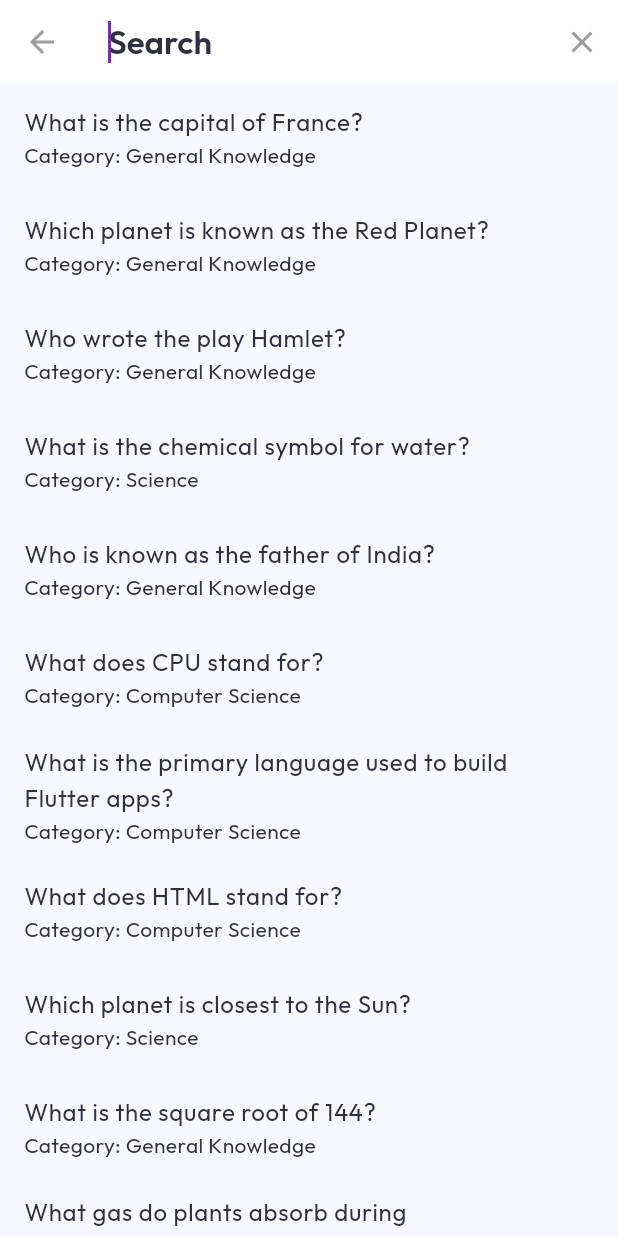
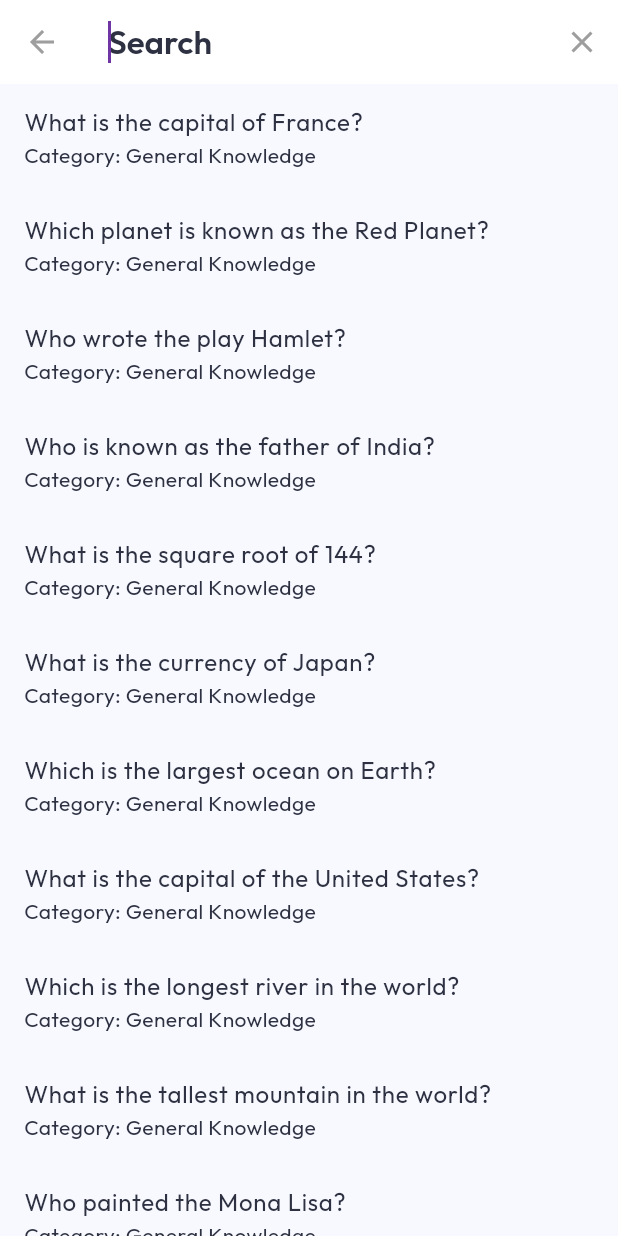
Before and after one commit to MuthyalaVaraprasad/CodeAlpha-FlashCard, a Flutter app: the HomeScreen screen opened directly, after a tap on the "search" icon, on a phone screen of 412 x 824 dp. Run offline on Flutter 3.47's test engine with Material 3 defaults, Android fonts, the light colour scheme and no system bars; our stand-ins replace google_fonts, shared_preferences, sqflite; accounts and stored records are empty.

Commit message:
Populate 156 starter flashcards and integrate monthly StudyCalendarWidget on stats screens

```diff
--- a/lib/database/db_helper.dart
+++ b/lib/database/db_helper.dart
@@ -40,66 +40,162 @@ class DBHelper {
 
     // Pre-seed table with starter internship-level flashcards matching the reference image perfectly!
     final List<Flashcard> starterCards = [
-      Flashcard(
-        question: "What is the capital of France?",
-        answer: "Paris",
-        category: "General Knowledge",
-      ),
-      Flashcard(
-        question: "Which planet is known as the Red Planet?",
-        answer: "Mars",
-        category: "General Knowledge",
-      ),
-      Flashcard(
-        question: "Who wrote the play Hamlet?",
-        answer: "William Shakespeare",
-        category: "General Knowledge",
-      ),
-      Flashcard(
-        question: "What is the chemical symbol for water?",
-        answer: "H2O",
-        category: "Science",
-      ),
-      Flashcard(
-        question: "Who is known as the father of India?",
-        answer: "Mahatma Gandhi",
-        category: "General Knowledge",
-      ),
-      Flashcard(
-        question: "What does CPU stand for?",
-        answer: "Central Processing Unit",
-        category: "Computer Science",
-      ),
-      Flashcard(
-        question: "What is the primary language used to build Flutter apps?",
-        answer: "Dart",
-        category: "Computer Science",
-      ),
-      Flashcard(
-        question: "What does HTML stand for?",
-        answer: "HyperText Markup Language",
-        category: "Computer Science",
-      ),
-      Flashcard(
-        question: "Which planet is closest to the Sun?",
-        answer: "Mercury",
-        category: "Science",
-      ),
-      Flashcard(
-        question: "What is the square root of 144?",
-        answer: "12",
-        category: "General Knowledge",
-      ),
-      Flashcard(
-        question: "What gas do plants absorb during photosynthesis?",
-        answer: "Carbon Dioxide",
-        category: "Science",
-      ),
-      Flashcard(
-        question: "What is the full form of SQL?",
-        answer: "Structured Query Language",
-        category: "Computer Science",
-      ),
+      Flashcard(question: "What is the capital of France?", answer: "Paris", category: "General Knowledge"),
+      Flashcard(question: "Which planet is known as the Red Planet?", answer: "Mars", category: "General Knowledge"),
+      Flashcard(question: "Who wrote the play Hamlet?", answer: "William Shakespeare", category: "General Knowledge"),
+      Flashcard(question: "Who is known as the father of India?", answer: "Mahatma Gandhi", category: "General Knowledge"),
+      Flashcard(question: "What is the square root of 144?", answer: "12", category: "General Knowledge"),
+      Flashcard(question: "What is the currency of Japan?", answer: "Yen", category: "General Knowledge"),
+      Flashcard(question: "Which is the largest ocean on Earth?", answer: "Pacific Ocean", category: "General Knowledge"),
+      Flashcard(question: "What is the capital of the United States?", answer: "Washington D.C.", category: "General Knowledge"),
+      Flashcard(question: "Which is the longest river in the world?", answer: "Nile River", category: "General Knowledge"),
+      Flashcard(question: "What is the tallest mountain in the world?", answer: "Mount Everest", category: "General Knowledge"),
+      Flashcard(question: "Who painted the Mona Lisa?", answer: "Leonardo da Vinci", category: "General Knowledge"),
+      Flashcard(question: "Which is the largest country in the world by area?", answer: "Russia", category: "General Knowledge"),
+      Flashcard(question: "What is the currency of the United Kingdom?", answer: "Pound Sterling", category: "General Knowledge"),
+      Flashcard(question: "What is the smallest country in the world?", answer: "Vatican City", category: "General Knowledge"),
+      Flashcard(question: "What is the capital of Italy?", answer: "Rome", category: "General Knowledge"),
+      Flashcard(question: "What is the national animal of India?", answer: "Bengal Tiger", category: "General Knowledge"),
+      Flashcard(question: "What is the capital of Germany?", answer: "Berlin", category: "General Knowledge"),
+      Flashcard(question: "Who wrote the Harry Potter series?", answer: "J.K. Rowling", category: "General Knowledge"),
+      Flashcard(question: "What is the hardest natural substance on Earth?", answer: "Diamond", category: "General Knowledge"),
+      Flashcard(question: "What is the capital of Canada?", answer: "Ottawa", category: "General Knowledge"),
+      Flashcard(question: "Who discovered gravity?", answer: "Sir Isaac Newton", category: "General Knowledge"),
+      Flashcard(question: "Who was the first man to walk on the moon?", answer: "Neil Armstrong", category: "General Knowledge"),
+      Flashcard(question: "What is the capital of Australia?", answer: "Canberra", category: "General Knowledge"),
+      Flashcard(question: "Which is the largest hot desert in the world?", answer: "Sahara Desert", category: "General Knowledge"),
+      Flashcard(question: "Who wrote the novel War and Peace?", answer: "Leo Tolstoy", category: "General Knowledge"),
+      Flashcard(question: "Who is credited with inventing the telephone?", answer: "Alexander Graham Bell", category: "General Knowledge"),
+      Flashcard(question: "What is the capital of Spain?", answer: "Madrid", category: "General Knowledge"),
+      Flashcard(question: "Who painted The Starry Night?", answer: "Vincent van Gogh", category: "General Knowledge"),
+      Flashcard(question: "Which is the largest island in the world?", answer: "Greenland", category: "General Knowledge"),
+      Flashcard(question: "What is the capital of Brazil?", answer: "Brasilia", category: "General Knowledge"),
+      Flashcard(question: "Who wrote Pride and Prejudice?", answer: "Jane Austen", category: "General Knowledge"),
+      Flashcard(question: "Who is credited with inventing the electric light bulb?", answer: "Thomas Edison", category: "General Knowledge"),
+      Flashcard(question: "What is the capital of China?", answer: "Beijing", category: "General Knowledge"),
+      Flashcard(question: "Which is the largest mammal in the world?", answer: "Blue Whale", category: "General Knowledge"),
+      Flashcard(question: "Who discovered penicillin?", answer: "Alexander Fleming", category: "General Knowledge"),
+      Flashcard(question: "What is the capital of Egypt?", answer: "Cairo", category: "General Knowledge"),
+      Flashcard(question: "Who is the ancient Greek poet who wrote The Odyssey?", answer: "Homer", category: "General Knowledge"),
+      Flashcard(question: "Who created the cartoon character Mickey Mouse?", answer: "Walt Disney", category: "General Knowledge"),
+      Flashcard(question: "What is the capital of India?", answer: "New Delhi", category: "General Knowledge"),
+      Flashcard(question: "Which is the coldest continent on Earth?", answer: "Antarctica", category: "General Knowledge"),
+      Flashcard(question: "Who wrote the novel The Great Gatsby?", answer: "F. Scott Fitzgerald", category: "General Knowledge"),
+      Flashcard(question: "Who invented the printing press?", answer: "Johannes Gutenberg", category: "General Knowledge"),
+      Flashcard(question: "What is the capital of Russia?", answer: "Moscow", category: "General Knowledge"),
+      Flashcard(question: "Which is the smallest continent by land area?", answer: "Australia", category: "General Knowledge"),
+      Flashcard(question: "Who wrote Don Quixote?", answer: "Miguel de Cervantes", category: "General Knowledge"),
+      Flashcard(question: "What is the administrative capital of South Africa?", answer: "Pretoria", category: "General Knowledge"),
+      Flashcard(question: "Which is the largest continent on Earth?", answer: "Asia", category: "General Knowledge"),
+      Flashcard(question: "Who wrote Crime and Punishment?", answer: "Fyodor Dostoevsky", category: "General Knowledge"),
+      Flashcard(question: "Who was the first President of the United States?", answer: "George Washington", category: "General Knowledge"),
+      Flashcard(question: "What is the capital of the United Kingdom?", answer: "London", category: "General Knowledge"),
+      Flashcard(question: "Which country is the most populous in the world?", answer: "India", category: "General Knowledge"),
+      Flashcard(question: "Which language has the most native speakers?", answer: "Mandarin Chinese", category: "General Knowledge"),
+      Flashcard(question: "What does CPU stand for?", answer: "Central Processing Unit", category: "Computer Science"),
+      Flashcard(question: "What is the primary programming language used for Flutter?", answer: "Dart", category: "Computer Science"),
+      Flashcard(question: "What does HTML stand for?", answer: "HyperText Markup Language", category: "Computer Science"),
+      Flashcard(question: "What is the full form of SQL?", answer: "Structured Query Language", category: "Computer Science"),
+      Flashcard(question: "What does RAM stand for?", answer: "Random Access Memory", category: "Computer Science"),
+      Flashcard(question: "What does ROM stand for?", answer: "Read Only Memory", category: "Computer Science"),
+      Flashcard(question: "Who is widely regarded as the first computer programmer?", answer: "Ada Lovelace", category: "Computer Science"),
+      Flashcard(question: "Who created the Linux kernel?", answer: "Linus Torvalds", category: "Computer Science"),
+      Flashcard(question: "What does CSS stand for?", answer: "Cascading Style Sheets", category: "Computer Science"),
+      Flashcard(question: "Who is the co-founder of Microsoft?", answer: "Bill Gates", category: "Computer Science"),
+      Flashcard(question: "Who created the Python programming language?", answer: "Guido van Rossum", category: "Computer Science"),
+      Flashcard(question: "What does HTTP stand for?", answer: "HyperText Transfer Protocol", category: "Computer Science"),
+      Flashcard(question: "Who was the co-founder of Apple Inc.?", answer: "Steve Jobs", category: "Computer Science"),
+      Flashcard(question: "What does IP stand for in IP Address?", answer: "Internet Protocol", category: "Computer Science"),
+      Flashcard(question: "Who created the Java programming language?", answer: "James Gosling", category: "Computer Science"),
+      Flashcard(question: "What does DNS stand for?", answer: "Domain Name System", category: "Computer Science"),
+      Flashcard(question: "Who designed the C++ programming language?", answer: "Bjarne Stroustrup", category: "Computer Science"),
+      Flashcard(question: "What does URL stand for?", answer: "Uniform Resource Locator", category: "Computer Science"),
+      Flashcard(question: "Who invented the World Wide Web?", answer: "Tim Berners-Lee", category: "Computer Science"),
+      Flashcard(question: "What does API stand for?", answer: "Application Programming Interface", category: "Computer Science"),
+      Flashcard(question: "Who created JavaScript?", answer: "Brendan Eich", category: "Computer Science"),
+      Flashcard(question: "What does GUI stand for?", answer: "Graphical User Interface", category: "Computer Science"),
+      Flashcard(question: "Who are the co-founders of Google?", answer: "Larry Page and Sergey Brin", category: "Computer Science"),
+      Flashcard(question: "What does VPN stand for?", answer: "Virtual Private Network", category: "Computer Science"),
+      Flashcard(question: "Who created the C programming language?", answer: "Dennis Ritchie", category: "Computer Science"),
+      Flashcard(question: "What does BIOS stand for?", answer: "Basic Input Output System", category: "Computer Science"),
+      Flashcard(question: "Who is the co-founder of Facebook?", answer: "Mark Zuckerberg", category: "Computer Science"),
+      Flashcard(question: "What does LAN stand for?", answer: "Local Area Network", category: "Computer Science"),
+      Flashcard(question: "Who invented the Git version control system?", answer: "Linus Torvalds", category: "Computer Science"),
+      Flashcard(question: "What does JSON stand for?", answer: "JavaScript Object Notation", category: "Computer Science"),
+      Flashcard(question: "Who wrote the first compiler?", answer: "Grace Hopper", category: "Computer Science"),
+      Flashcard(question: "What does IDE stand for?", answer: "Integrated Development Environment", category: "Computer Science"),
+      Flashcard(question: "Who is the Turing Award named after?", answer: "Alan Turing", category: "Computer Science"),
+      Flashcard(question: "What does PDF stand for?", answer: "Portable Document Format", category: "Computer Science"),
+      Flashcard(question: "Who wrote the influential book 'Design Patterns'?", answer: "Gang of Four", category: "Computer Science"),
+      Flashcard(question: "What does SMTP stand for?", answer: "Simple Mail Transfer Protocol", category: "Computer Science"),
+      Flashcard(question: "Who is known as the father of computers?", answer: "Charles Babbage", category: "Computer Science"),
+      Flashcard(question: "What does SSD stand for?", answer: "Solid State Drive", category: "Computer Science"),
+      Flashcard(question: "Who invented the computer mouse?", answer: "Douglas Engelbart", category: "Computer Science"),
+      Flashcard(question: "What does XML stand for?", answer: "Extensible Markup Language", category: "Computer Science"),
+      Flashcard(question: "What does TCP stand for?", answer: "Transmission Control Protocol", category: "Computer Science"),
+      Flashcard(question: "Who invented the Relational Database model?", answer: "Edgar F. Codd", category: "Computer Science"),
+      Flashcard(question: "What does FTP stand for?", answer: "File Transfer Protocol", category: "Computer Science"),
+      Flashcard(question: "Who co-developed the Unix operating system?", answer: "Ken Thompson & Dennis Ritchie", category: "Computer Science"),
+      Flashcard(question: "What does CLI stand for?", answer: "Command Line Interface", category: "Computer Science"),
+      Flashcard(question: "Who designed the Von Neumann architecture?", answer: "John von Neumann", category: "Computer Science"),
+      Flashcard(question: "What does WAN stand for?", answer: "Wide Area Network", category: "Computer Science"),
+      Flashcard(question: "Who is known as the father of Artificial Intelligence?", answer: "John McCarthy", category: "Computer Science"),
+      Flashcard(question: "What does OS stand for?", answer: "Operating System", category: "Computer Science"),
+      Flashcard(question: "Which protocol is used to secure web traffic?", answer: "HTTPS", category: "Computer Science"),
+      Flashcard(question: "What is the binary representation of decimal number 10?", answer: "1010", category: "Computer Science"),
+      Flashcard(question: "What does OOP stand for?", answer: "Object-Oriented Programming", category: "Computer Science"),
+      Flashcard(question: "What is the chemical symbol for water?", answer: "H2O", category: "Science"),
+      Flashcard(question: "Which planet is closest to the Sun?", answer: "Mercury", category: "Science"),
+      Flashcard(question: "What gas do plants absorb during photosynthesis?", answer: "Carbon Dioxide", category: "Science"),
+      Flashcard(question: "What is the approximate speed of light?", answer: "300,000 km/s", category: "Science"),
+      Flashcard(question: "What is the chemical symbol for Gold?", answer: "Au", category: "Science"),
+      Flashcard(question: "What is known as the powerhouse of the cell?", answer: "Mitochondria", category: "Science"),
+      Flashcard(question: "What substance gives blood its red color?", answer: "Hemoglobin", category: "Science"),
+      Flashcard(question: "What is the unit of electrical resistance?", answer: "Ohm", category: "Science"),
+      Flashcard(question: "What is the chemical symbol for Oxygen?", answer: "O", category: "Science"),
+      Flashcard(question: "Which acid is found in lemons?", answer: "Citric Acid", category: "Science"),
+      Flashcard(question: "What is the largest organ in the human body?", answer: "Skin", category: "Science"),
+      Flashcard(question: "What is the SI unit of force?", answer: "Newton", category: "Science"),
+      Flashcard(question: "What is the chemical symbol for Iron?", answer: "Fe", category: "Science"),
+      Flashcard(question: "Which is the nearest star to Earth?", answer: "Sun", category: "Science"),
+      Flashcard(question: "Which gas makes up 78% of Earth's atmosphere?", answer: "Nitrogen", category: "Science"),
+      Flashcard(question: "What is normal human body temperature in Celsius?", answer: "37°C", category: "Science"),
+      Flashcard(question: "What is the unit of frequency?", answer: "Hertz", category: "Science"),
+      Flashcard(question: "What is the chemical symbol for Sodium?", answer: "Na", category: "Science"),
+      Flashcard(question: "Who formulated the theory of relativity?", answer: "Albert Einstein", category: "Science"),
+      Flashcard(question: "What is the smallest particle of an element?", answer: "Atom", category: "Science"),
+      Flashcard(question: "Which is the lightest element in the periodic table?", answer: "Hydrogen", category: "Science"),
+      Flashcard(question: "Which type of mirror is used in car headlights?", answer: "Concave Mirror", category: "Science"),
+      Flashcard(question: "What is the chemical symbol for Silver?", answer: "Ag", category: "Science"),
+      Flashcard(question: "Which is the master gland of the endocrine system?", answer: "Pituitary Gland", category: "Science"),
+      Flashcard(question: "Which instrument is used to measure atmospheric pressure?", answer: "Barometer", category: "Science"),
+      Flashcard(question: "What is the chemical symbol for Helium?", answer: "He", category: "Science"),
+      Flashcard(question: "Who discovered the laws of planetary motion?", answer: "Johannes Kepler", category: "Science"),
+      Flashcard(question: "Which gas is commonly used in electric light bulbs?", answer: "Argon", category: "Science"),
+      Flashcard(question: "What is the hardest substance in the human body?", answer: "Tooth Enamel", category: "Science"),
+      Flashcard(question: "What is the chemical symbol for Carbon?", answer: "C", category: "Science"),
+      Flashcard(question: "Who discovered radioactivity?", answer: "Henri Becquerel", category: "Science"),
+      Flashcard(question: "What is the outermost solid layer of the Earth?", answer: "Crust", category: "Science"),
+      Flashcard(question: "Which instrument is used to measure earthquakes?", answer: "Seismograph", category: "Science"),
+      Flashcard(question: "What is the chemical symbol for Nitrogen?", answer: "N", category: "Science"),
+      Flashcard(question: "What is the process of a liquid turning into a gas?", answer: "Evaporation", category: "Science"),
+      Flashcard(question: "What is the main component of natural gas?", answer: "Methane", category: "Science"),
+      Flashcard(question: "What is the study of plants called?", answer: "Botany", category: "Science"),
+      Flashcard(question: "What is the chemical symbol for Copper?", answer: "Cu", category: "Science"),
+      Flashcard(question: "Who is credited with creating the periodic table?", answer: "Dmitri Mendeleev", category: "Science"),
+      Flashcard(question: "What is the study of animals called?", answer: "Zoology", category: "Science"),
+      Flashcard(question: "What is the main gas that makes up the Sun?", answer: "Hydrogen", category: "Science"),
+      Flashcard(question: "What is the chemical symbol for Calcium?", answer: "Ca", category: "Science"),
+      Flashcard(question: "What type of lens is present in the human eye?", answer: "Convex Lens", category: "Science"),
+      Flashcard(question: "Which is the primary source of energy for Earth?", answer: "Sun", category: "Science"),
+      Flashcard(question: "What is the chemical symbol for Potassium?", answer: "K", category: "Science"),
+      Flashcard(question: "Which acid is present in an ant's sting?", answer: "Formic Acid", category: "Science"),
+      Flashcard(question: "What is the study of earthquakes called?", answer: "Seismology", category: "Science"),
+      Flashcard(question: "What is the chemical symbol for Lead?", answer: "Pb", category: "Science"),
+      Flashcard(question: "What is the boiling point of water in Celsius?", answer: "100°C", category: "Science"),
+      Flashcard(question: "Who is known as the father of modern chemistry?", answer: "Antoine Lavoisier", category: "Science"),
+      Flashcard(question: "What is the chemical symbol for Zinc?", answer: "Zn", category: "Science"),
+      Flashcard(question: "Which is the only natural satellite of Earth?", answer: "Moon", category: "Science"),
     ];
 
     for (var card in starterCards) {
```
Also changed, not shown: lib/providers/flashcard_provider.dart (+25 -0 lines), lib/screens/stats_screen.dart (+133 -1 lines), 1 other file.
